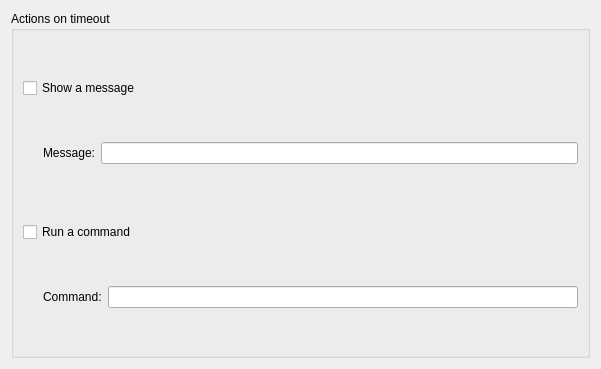
First picture: the form in applets/timer/timerConfig.ui, repository KDE/kdeplasma-addons, before the edit.
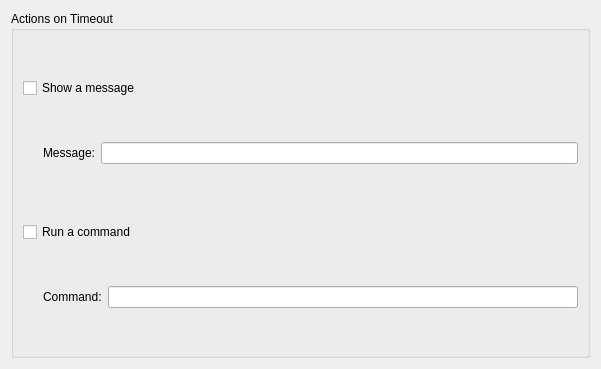
Second picture: the form after the edit. Custom widgets are drawn as their Qt base class.

```diff
--- a/applets/timer/timerConfig.ui
+++ b/applets/timer/timerConfig.ui
@@ -13,7 +13,7 @@
    <item>
     <widget class="QGroupBox" name="groupBox" >
      <property name="title" >
-      <string>Actions on timeout</string>
+      <string>Actions on Timeout</string>
      </property>
      <layout class="QVBoxLayout" name="verticalLayout" >
       <item>
```
